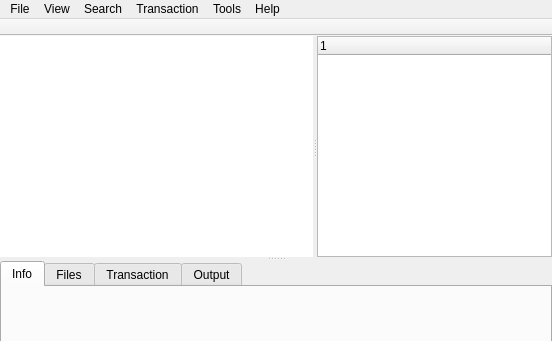
This is ui/mainwindow.ui in tbinkau/octopi as Qt 5 draws it before an edit; both pictures show x 0 to 552 and y 0 to 341 of the 552 by 518 pixel window. The edited form follows.
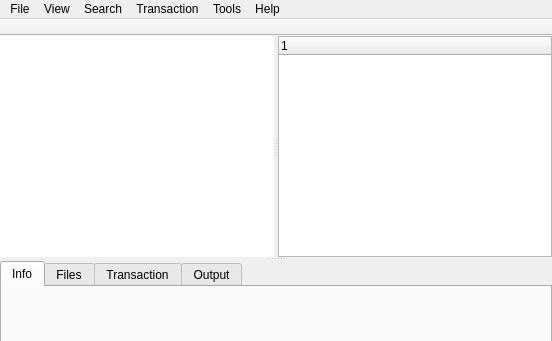
This is the edited form. Icons and pictures are not drawn.

```diff
--- a/ui/mainwindow.ui
+++ b/ui/mainwindow.ui
@@ -78,7 +78,7 @@
        <widget class="QTreeWidget" name="twGroups">
         <property name="maximumSize">
          <size>
-          <width>235</width>
+          <width>335</width>
           <height>16777215</height>
          </size>
         </property>
```
